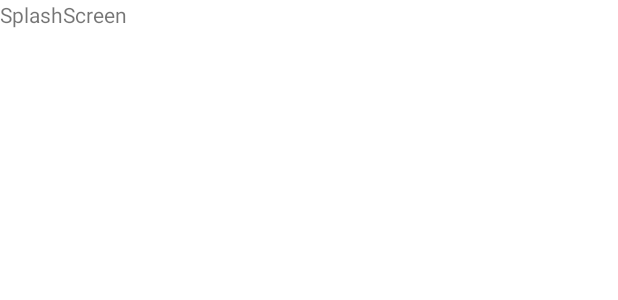
After one commit to Kkosunae/android, an Android app: the layout activity_splash.xml on its own in the app's theme, with its tools: preview values and no code run, on a phone screen of 412 x 824 dp. The commit adds this screen. Shown: the top 300 px of the screen. Run offline under Robolectric (Android 15) with nearby library versions, the phone set to English and light mode, and no system bars.

Commit message:
[KKO-171] Add Splash Screen

```diff
--- a/app/build.gradle
+++ b/app/build.gradle
@@ -60,4 +60,7 @@ dependencies {
     // Jetpack AAC Navigation
     implementation "androidx.navigation:navigation-fragment-ktx:2.5.3"
     implementation "androidx.navigation:navigation-ui-ktx:2.5.3"
+
+    // splashscreen api
+    implementation 'androidx.core:core-splashscreen:1.0.1'
 }
--- /dev/null
+++ b/app/src/main/res/layout/activity_splash.xml
@@ -0,0 +1,14 @@
+<?xml version="1.0" encoding="utf-8"?>
+<androidx.constraintlayout.widget.ConstraintLayout xmlns:android="http://schemas.android.com/apk/res/android"
+    xmlns:app="http://schemas.android.com/apk/res-auto"
+    xmlns:tools="http://schemas.android.com/tools"
+    android:layout_width="match_parent"
+    android:layout_height="match_parent"
+    tools:context=".view.activity.SplashActivity">
+    <TextView
+        android:layout_width="wrap_content"
+        android:layout_height="wrap_content"
+        android:text="SplashScreen"
+        app:layout_constraintStart_toStartOf="parent"
+        app:layout_constraintTop_toTopOf="parent"/>
+</androidx.constraintlayout.widget.ConstraintLayout>
--- /dev/null
+++ b/app/src/main/res/values-night-v31/themes.xml
@@ -0,0 +1,9 @@
+<?xml version="1.0" encoding="utf-8"?>
+<resources>
+
+    <style name="Theme.App.Starting" parent="Theme.SplashScreen">
+        <item name="windowSplashScreenBackground">@color/key_color</item>
+        <item name="android:windowSplashScreenAnimatedIcon">@drawable/ic_launcher_foreground</item>
+        <item name="postSplashScreenTheme">@style/Theme.Kkosunae</item>
+    </style>
+</resources>
--- a/app/src/main/res/values-night/themes.xml
+++ b/app/src/main/res/values-night/themes.xml
@@ -13,4 +13,11 @@
         <item name="android:statusBarColor">?attr/colorPrimaryVariant</item>
         <!-- Customize your theme here. -->
     </style>
+    <!-- Splash screen Theme-->
+    <style name="Theme.App.Starting" parent="Theme.SplashScreen">
+        <item name="windowSplashScreenBackground">@color/key_color</item>
+        <item name="android:windowSplashScreenAnimatedIcon">@drawable/ic_launcher_foreground</item>
+        <item name="postSplashScreenTheme">@style/Theme.Kkosunae</item>
+    </style>
+
 </resources>
--- /dev/null
+++ b/app/src/main/res/values-v31/themes.xml
@@ -0,0 +1,9 @@
+<?xml version="1.0" encoding="utf-8"?>
+<resources>
+
+    <style name="Theme.App.Starting" parent="Theme.SplashScreen">
+        <item name="windowSplashScreenBackground">@color/key_color</item>
+        <item name="android:windowSplashScreenAnimatedIcon">@drawable/ic_launcher_foreground</item>
+        <item name="postSplashScreenTheme">@style/Theme.Kkosunae</item>
+    </style>
+</resources>
--- a/app/src/main/res/values/themes.xml
+++ b/app/src/main/res/values/themes.xml
@@ -13,4 +13,11 @@
         <item name="android:statusBarColor">?attr/colorPrimaryVariant</item>
         <!-- Customize your theme here. -->
     </style>
+    <!-- Splash screen Theme-->
+    <style name="Theme.App.Starting" parent="Theme.SplashScreen">
+        <item name="windowSplashScreenBackground">@color/key_color</item>
+        <item name="android:windowSplashScreenAnimatedIcon">@drawable/ic_launcher_foreground</item>
+        <item name="postSplashScreenTheme">@style/Theme.Kkosunae</item>
+    </style>
+
 </resources>
```
Also changed, not shown: app/src/main/AndroidManifest.xml (+26 -12 lines), app/src/main/java/com/kkosunae/view/activity/SplashActivity.kt (added, +72 -0 lines), app/src/main/java/com/kkosunae/viewmodel/MainViewModel.kt (+11 -0 lines).
